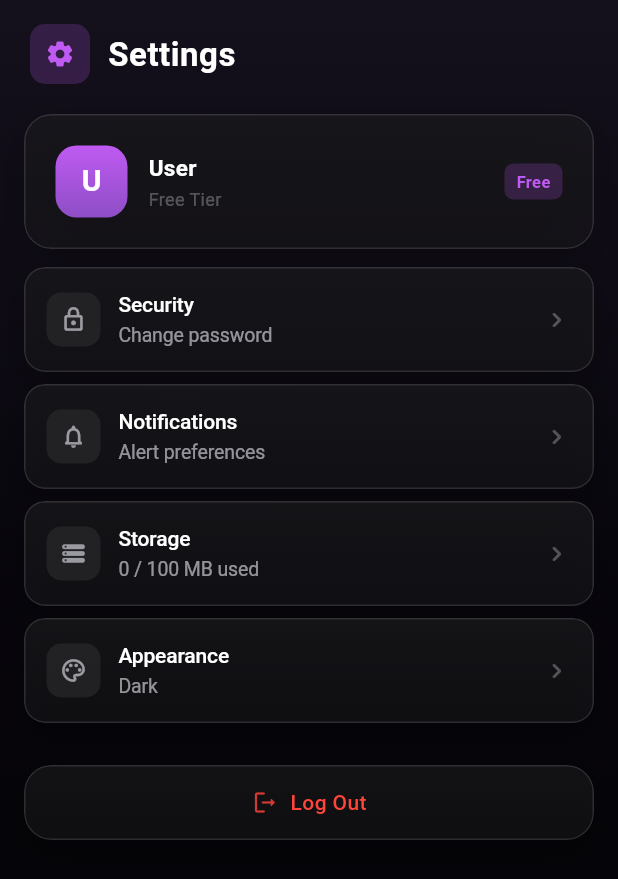
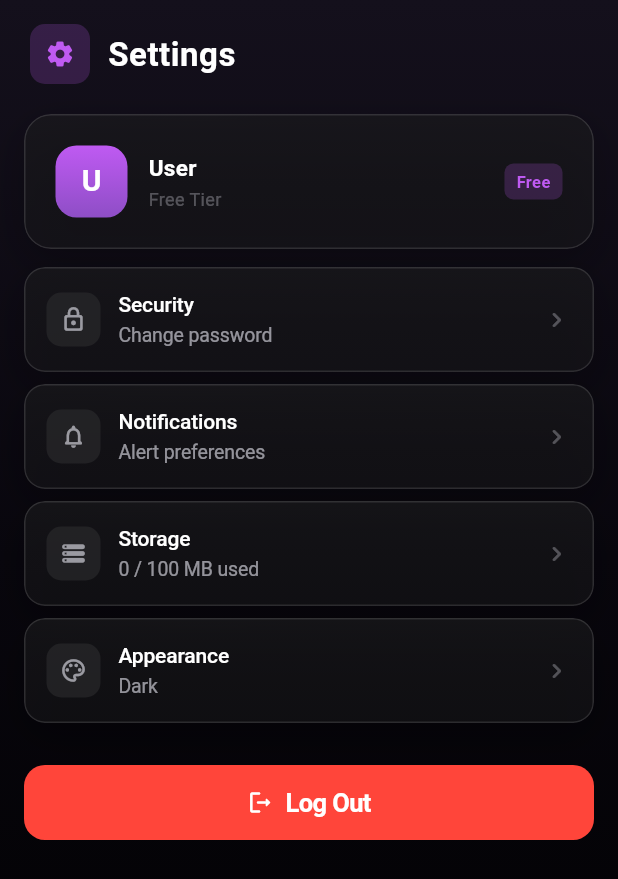
Before and after one commit to nffdev/Deskr, a Flutter app: the SettingsScreen screen opened directly, on a phone screen of 412 x 824 dp. Shown: the top 879 px of the screen. Run offline on Flutter 3.47's test engine with Material 3 defaults, Android fonts, the phone set to English and light mode, and no system bars; our stand-ins replace flutter_secure_storage, socket_io_client; accounts and stored records are empty; Roboto replaces fonts that are missing (SF Pro Display).

Commit message:
feat(app): updated logout button

```diff
--- a/app/lib/screens/settings_screen.dart
+++ b/app/lib/screens/settings_screen.dart
@@ -174,16 +174,30 @@ class _SettingsScreenState extends State<SettingsScreen> {
           onTap: () {},
         ),
         const SizedBox(height: AppSpacing.xl),
-        GlassCard(
-          padding: const EdgeInsets.all(14),
+        Pressable(
           onTap: _logout,
-          child: Row(
-            mainAxisAlignment: MainAxisAlignment.center,
-            children: [
-              Icon(Icons.logout_rounded, size: 18, color: AppColors.red.withValues(alpha: 0.8)),
-              const SizedBox(width: 8),
-              const Text('Log Out', style: TextStyle(color: AppColors.red, fontSize: 14, fontWeight: FontWeight.w500)),
-            ],
+          child: Container(
+            height: 50,
+            decoration: BoxDecoration(
+              color: AppColors.red,
+              borderRadius: BorderRadius.circular(AppRadius.md),
+            ),
+            child: const Row(
+              mainAxisAlignment: MainAxisAlignment.center,
+              children: [
+                Icon(Icons.logout_rounded, size: 18, color: Colors.white),
+                SizedBox(width: 8),
+                Text(
+                  'Log Out',
+                  style: TextStyle(
+                    color: Colors.white,
+                    fontSize: 17,
+                    fontWeight: FontWeight.w600,
+                    letterSpacing: -0.41,
+                  ),
+                ),
+              ],
+            ),
           ),
         ),
       ],
```
